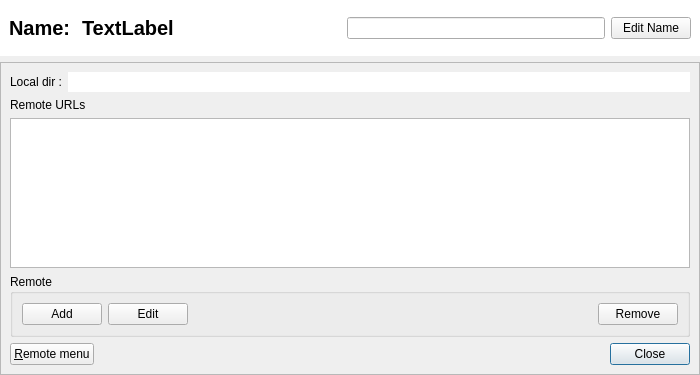
The window that src/RepositoryPropertyDialog.ui (soramimi/Guitar) describes before a commit, drawn with Qt 5.
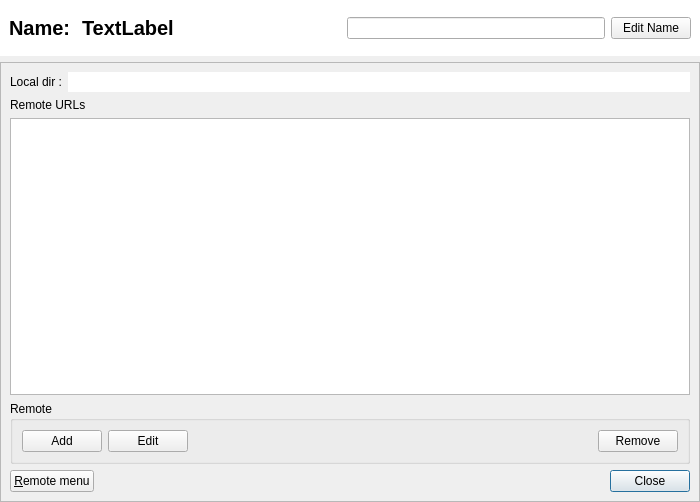
The same window after the commit. Custom widgets are drawn as their Qt base class.

Commit message: リポジトリ名変更機能の改良

Diff of the .ui file:
```diff
--- a/src/RepositoryPropertyDialog.ui
+++ b/src/RepositoryPropertyDialog.ui
@@ -7,7 +7,7 @@
     <x>0</x>
     <y>0</y>
     <width>700</width>
-    <height>375</height>
+    <height>502</height>
    </rect>
   </property>
   <property name="windowTitle">
```
Left out of the diff: 11 changed lines with no effect on the pictures. The commit also changes 2 other files.
